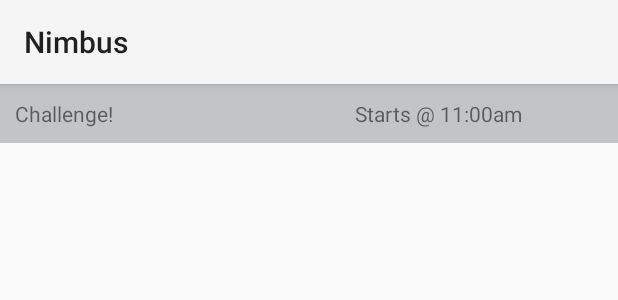
After one commit to algard/Nimbus, an Android app: the layout challenge_list_item.xml on its own in the app's theme, with its tools: preview values and no code run, on a phone screen of 412 x 824 dp. The commit adds this screen. Shown: the top 300 px of the screen. Run offline under Robolectric (Android 15) with nearby library versions, the phone set to English and light mode, and no system bars.

Commit message:
fill out list fragment a bit

```diff
--- a/app/src/main/java/planetexpress/nimbus/Challenge.java
+++ b/app/src/main/java/planetexpress/nimbus/Challenge.java
@@ -6,6 +6,7 @@ public class Challenge {
     private int mId;
     private int mName;
     private ArrayList<Client> mParticipants;
+    private String endTime;
 
     public int getId() {
         return mId;
@@ -31,4 +32,7 @@ public class Challenge {
         this.mParticipants = mParticipants;
     }
 
+    public String getEndTime() {
+        return endTime;
+    }
 }
--- /dev/null
+++ b/app/src/main/res/layout/challenge_list_item.xml
@@ -0,0 +1,27 @@
+<?xml version="1.0" encoding="utf-8"?>
+
+
+<LinearLayout xmlns:android="http://schemas.android.com/apk/res/android"
+    android:orientation="horizontal"
+    android:layout_width="match_parent"
+    android:layout_height="wrap_content"
+    android:layout_gravity="fill_horizontal"
+    android:background="@color/background"
+    android:padding="10dp"
+    android:layout_marginBottom="25dp">
+
+    <TextView
+        android:id="@+id/challenge_title"
+        android:text="Challenge!"
+        android:layout_weight="3"
+        android:layout_width="wrap_content"
+        android:layout_height="wrap_content" />
+
+    <TextView
+        android:id="@+id/challenge_time"
+        android:text="Starts @ 11:00am"
+        android:layout_weight="1"
+        android:layout_width="wrap_content"
+        android:layout_height="wrap_content" />
+
+</LinearLayout>
--- a/app/src/main/res/values/colors.xml
+++ b/app/src/main/res/values/colors.xml
@@ -5,7 +5,9 @@
     <color name="soft_red">#f89169</color>
     <color name="soft_blue">#8fc2da</color>
     <color name="soft_orange">#F7AF65</color>
-    <color name="soft_white">#CFCFCF</color>
+    <color name="soft_white">#F0F0F0</color>
+
+    <color name="background">#999ea1a7</color>
 
 
 </resources>
```
Also changed, not shown: app/src/main/java/planetexpress/nimbus/adapters/ChallengeListAdapter.java (+25 -0 lines), app/src/main/java/planetexpress/nimbus/fragments/ChallengeListFragment.java (+17 -0 lines), app/src/main/res/layout/challenge_list_fragment.xml (added, +27 -0 lines).
